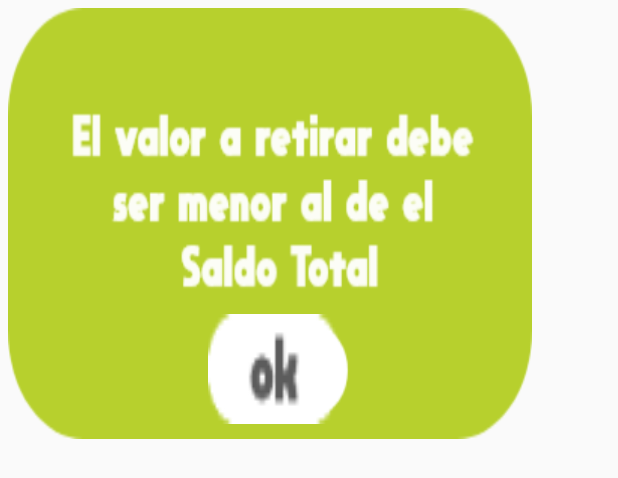
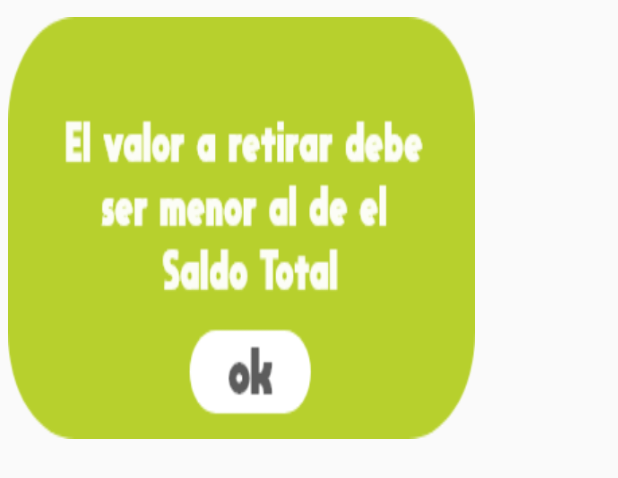
Before and after one commit to steven-chimbo-condor/Movil_cartera-, an Android app: the layout activity_ayuda_retiro.xml on its own in the app's theme, with its tools: preview values and no code run, on a phone screen of 412 x 824 dp. Shown: the top 478 px of the screen. Run offline under Robolectric (Android 15) with nearby library versions, the phone set to English and light mode, and no system bars.

Commit message:
DEPOSITO Y RETIRO

```diff
--- a/app/src/main/java/com/example/prototipo/View/activity_listview_cuentas.java
+++ b/app/src/main/java/com/example/prototipo/View/activity_listview_cuentas.java
@@ -90,8 +90,7 @@ public class activity_listview_cuentas extends AppCompatActivity {
         listaInformacion=new ArrayList<String>();
 
         for (int i=0; i<listaCuenta.size();i++){
-            listaInformacion.add(listaCuenta.get(i).getNombre_cuenta()+" - "
-                    +listaCuenta.get(i).getValor_cuenta());
+            listaInformacion.add(listaCuenta.get(i).getNombre_cuenta());
         }
 
     }
--- a/app/src/main/res/layout/activity_ayuda_retiro.xml
+++ b/app/src/main/res/layout/activity_ayuda_retiro.xml
@@ -9,7 +9,6 @@
     android:orientation="vertical"
     android:padding="5dp">
 
-
     <androidx.constraintlayout.widget.ConstraintLayout
         android:layout_width="365dp"
         android:layout_height="295dp"
@@ -17,23 +16,25 @@
         android:layout_alignParentBottom="true"
         android:layout_centerInParent="true"
         android:layout_marginEnd="10dp"
-        android:layout_marginBottom="2dp"
-        android:background="@drawable/ayuda_retiro">
+        android:layout_marginBottom="2dp">
 
 
         <TextView
             android:id="@+id/Cerrar"
-            android:layout_width="88dp"
-            android:layout_height="73dp"
-            android:layout_marginTop="204dp"
-            android:layout_marginEnd="128dp"
-            android:background="@drawable/ok"
+            android:layout_width="311dp"
+            android:layout_height="281dp"
+            android:layout_marginTop="8dp"
+            android:layout_marginEnd="144dp"
+            android:background="@drawable/ayuda_retiro"
             android:gravity="center"
+            app:layout_constraintBottom_toBottomOf="parent"
             app:layout_constraintEnd_toEndOf="parent"
-            app:layout_constraintTop_toTopOf="parent" />
+            app:layout_constraintHorizontal_bias="0.0"
+            app:layout_constraintStart_toStartOf="parent"
+            app:layout_constraintTop_toTopOf="parent"
+            app:layout_constraintVertical_bias="1.0" />
 
 
     </androidx.constraintlayout.widget.ConstraintLayout>
 
-
 </RelativeLayout>
```
Also changed, not shown: app/src/main/java/com/example/prototipo/View/activity_Deposito.java (+55 -31 lines).
